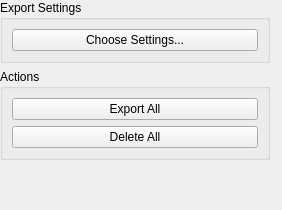
First picture: the form in ilastik/applets/dataExport/dataExportDrawer.ui, repository ilastik/ilastik, before the edit.
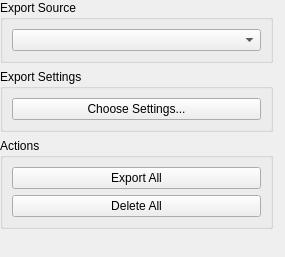
Second picture: the form after the edit.

Commit message: DataExport: Now takes multiple inputs and asks the user to select between them. LayerViewer workflow has been updated for the new API change, but other workflows have not.

Patch:
```diff
--- a/ilastik/applets/dataExport/dataExportDrawer.ui
+++ b/ilastik/applets/dataExport/dataExportDrawer.ui
@@ -6,8 +6,8 @@
    <rect>
     <x>0</x>
     <y>0</y>
-    <width>282</width>
-    <height>210</height>
+    <width>285</width>
+    <height>257</height>
    </rect>
   </property>
   <property name="windowTitle">
@@ -28,6 +28,18 @@
    </property>
    <item>
     <layout class="QVBoxLayout" name="verticalLayout">
+     <item>
+      <widget class="QGroupBox" name="groupBox_3">
+       <property name="title">
+        <string>Export Source</string>
+       </property>
+       <layout class="QVBoxLayout" name="verticalLayout_5">
+        <item>
+         <widget class="QComboBox" name="inputSelectionCombo"/>
+        </item>
+       </layout>
+      </widget>
+     </item>
      <item>
       <widget class="QGroupBox" name="groupBox_2">
        <property name="title">
```
The commit also changes 4 other files.
